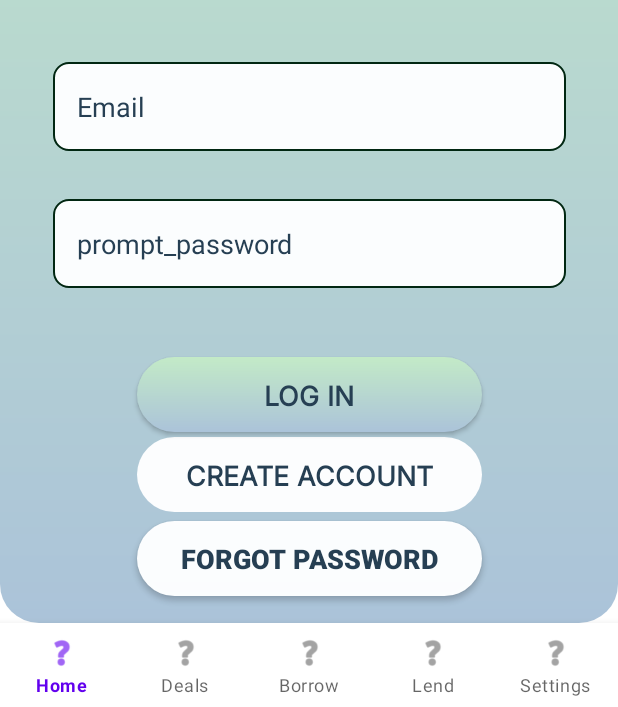
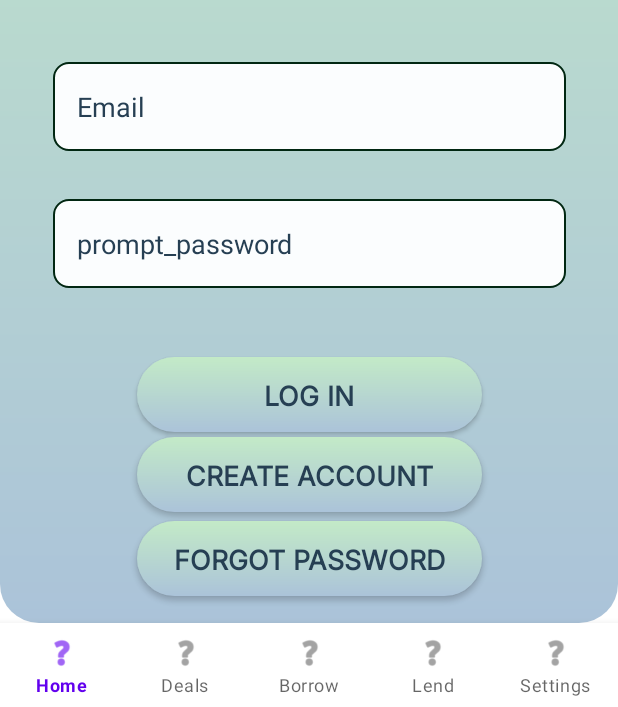
Before and after one commit to FullSailPatrick/2025May_Team03, an Android app: the screen it shows after launch (MainActivity), on a phone screen of 412 x 824 dp, the part 529-1236 px from its top. Run offline under Robolectric (Android 15) with nearby library versions, the light colour scheme and no system bars.

Commit message:
## Login Screen Development    ### Fixed the login button    ### Applied color to all buttons

```diff
--- a/App/app/src/main/java/com/spotme/spotme/MainActivity.java
+++ b/App/app/src/main/java/com/spotme/spotme/MainActivity.java
@@ -32,17 +32,16 @@ public class MainActivity extends AppCompatActivity
         View loginView = inflater.inflate(R.layout.login, viewContainer, false);
         viewContainer.addView(loginView);
         Button loginButton = loginView.findViewById(R.id.login);
-        loginButton.setOnClickListener(view -> handleLoginEvent());
-
-        // TODO: make an if statement to switch between login and home.
-        if (!isLoggedIn)
-        {
-            switchView(R.layout.login);
-        }
-        else if (isLoggedIn)
-        {
-            switchView(R.layout.home);
-        }
+        loginButton.setOnClickListener(view ->
+                {
+                    handleLoginEvent();
+                    // TODO: make an if statement to switch between login and home.
+                    if (!isLoggedIn) {
+                        switchView(R.layout.login);
+                    } else if (isLoggedIn) {
+                        switchView(R.layout.home);
+                    }
+                });
         bottomNav.setOnItemSelectedListener(item ->
         {
             int id = item.getItemId();
--- a/App/app/src/main/res/layout/login.xml
+++ b/App/app/src/main/res/layout/login.xml
@@ -64,11 +64,10 @@
 
     <Button
         android:id="@+id/Create_Account"
+        style="@style/GradientButton"
         android:layout_width="230dp"
         android:layout_height="50dp"
         android:layout_marginBottom="64dp"
-        android:backgroundTint="#FBFDFEFF"
-        android:enabled="false"
         android:fontFamily="@font/inter"
         android:text="@string/action_create_account"
         android:textColor="#263F53"
@@ -81,10 +80,10 @@
 
     <Button
         android:id="@+id/Forgot_Password"
+        style="@style/GradientButton"
         android:layout_width="230dp"
         android:layout_height="50dp"
-        android:backgroundTint="#FBFDFEFF"
-        android:enabled="true"
+        android:fontFamily="@font/inter"
         android:text="@string/action_forgot_password"
         android:textColor="#263F53"
         app:layout_constraintBottom_toBottomOf="parent"
```
